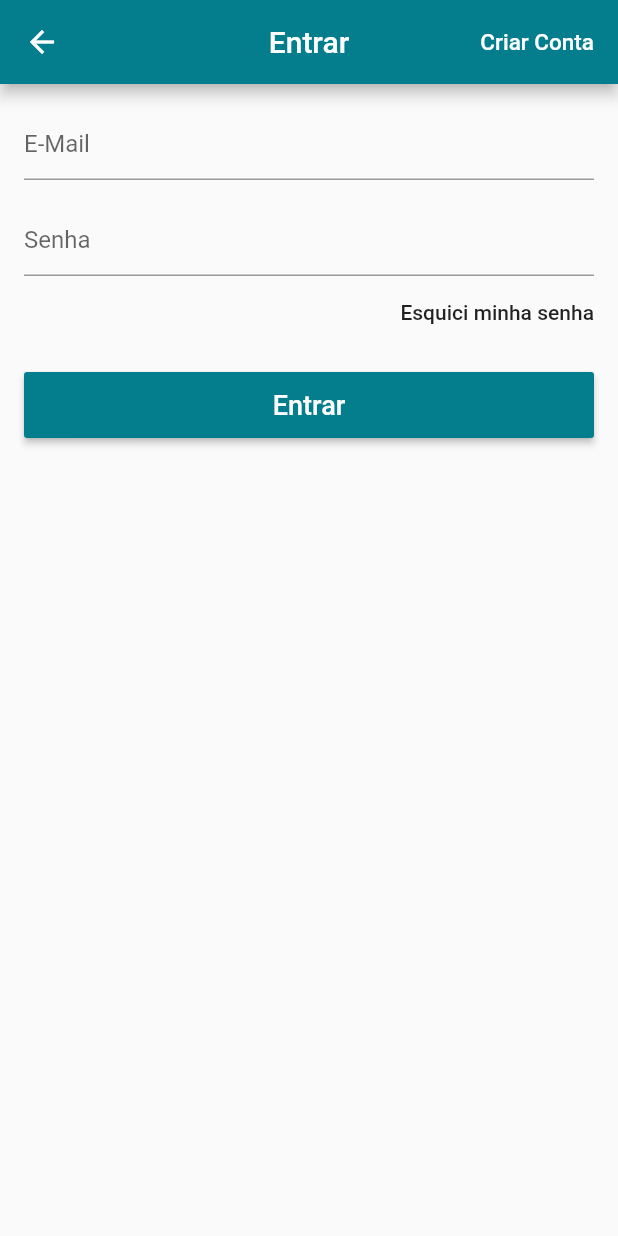
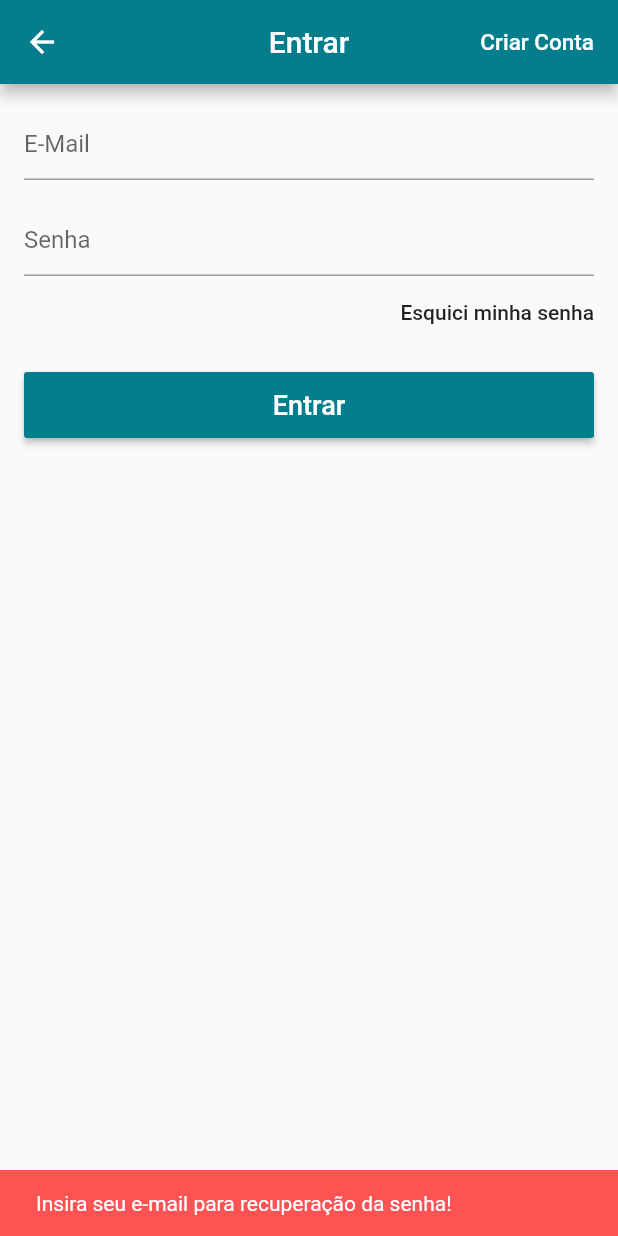
Before and after one commit to brunopetrolini/wearstore, a Flutter app: the LoginScreen screen opened directly, after a tap on "Esquici minha senha", on a phone screen of 412 x 824 dp. Run offline on Flutter 3.47's test engine with Material 2 defaults, Android fonts, the phone set to English and light mode, and no system bars; our stand-ins replace carousel_pro, cloud_firestore, firebase_auth, transparent_image; accounts and stored records are empty.

Commit message:
add recover password method, cart and product models

```diff
--- /dev/null
+++ b/lib/data/cart_product.dart
@@ -0,0 +1,32 @@
+import 'package:cloud_firestore/cloud_firestore.dart';
+import 'package:lojavirtual/data/product_data.dart';
+
+class CartProduct {
+  String cid;
+
+  String category;
+  String pid;
+
+  int quantity;
+  String size;
+
+  ProductData productData;
+
+  CartProduct.fromDocument(DocumentSnapshot document) {
+    cid = document.documentID;
+    category = document.data["category"];
+    pid = document.data["pid"];
+    quantity = document.data["quantity"];
+    size = document.data["size"];
+  }
+
+  Map<String, dynamic> toMap() {
+    return {
+      "category": category,
+      "pid": pid,
+      "quantity": quantity,
+      "size": size,
+      "product": productData.toResumeMap()
+    };
+  }
+}
--- a/lib/models/user_model.dart
+++ b/lib/models/user_model.dart
@@ -80,7 +80,9 @@ class UserModel extends Model {
     });
   }
 
-  void recoverPass() {}
+  void recoverPass(String email) {
+    _auth.sendPasswordResetEmail(email: email);
+  }
 
   bool isLoggedIn() {
     return firebaseUser != null;
--- a/lib/screens/login_screen.dart
+++ b/lib/screens/login_screen.dart
@@ -85,7 +85,27 @@ class _LoginScreenState extends State<LoginScreen> {
                       textAlign: TextAlign.right,
                     ),
                     padding: EdgeInsets.zero,
-                    onPressed: () {},
+                    onPressed: () {
+                      if (_emailController.text.isEmpty) {
+                        _scaffoldKey.currentState.showSnackBar(
+                          SnackBar(
+                            content: Text(
+                                "Insira seu e-mail para recuperação da senha!"),
+                            backgroundColor: Colors.redAccent,
+                            duration: Duration(seconds: 4),
+                          ),
+                        );
+                      } else {
+                        model.recoverPass(_emailController.text);
+                        _scaffoldKey.currentState.showSnackBar(
+                          SnackBar(
+                            content: Text("Por favor, cheque seu e-mail!"),
+                            backgroundColor: Theme.of(context).primaryColor,
+                            duration: Duration(seconds: 4),
+                          ),
+                        );
+                      }
+                    },
                   ),
                 ),
                 SizedBox(height: 16),
```
Also changed, not shown: lib/data/product_data.dart (+8 -0 lines), lib/main.dart (+8 -0 lines), lib/models/cart_model.dart (added, +40 -0 lines).
